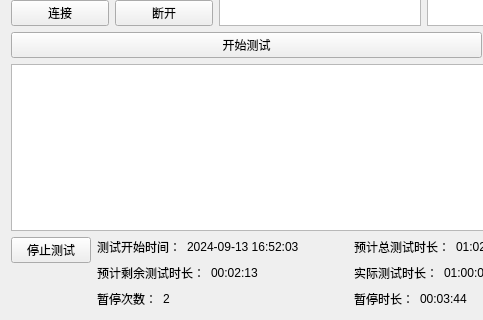
curious-heart/X-exposer-tool, file main_dialog.ui: the form before one commit; both pictures show x 0 to 483 and y 216 to 536 of the 640 by 536 pixel window.
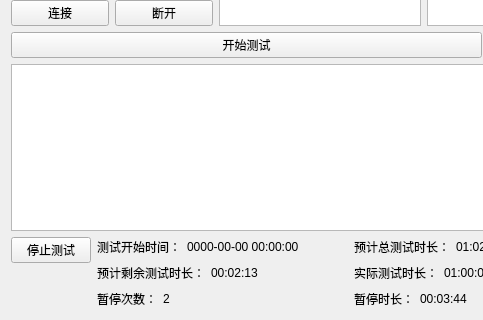
The form after the commit.

```diff
--- a/main_dialog.ui
+++ b/main_dialog.ui
@@ -204,7 +204,7 @@
          <item>
           <widget class="QLabel" name="startTestTimeDisplayLbl">
            <property name="text">
-            <string>2024-09-13 16:52:03</string>
+            <string>0000-00-00 00:00:00</string>
            </property>
           </widget>
          </item>
```
